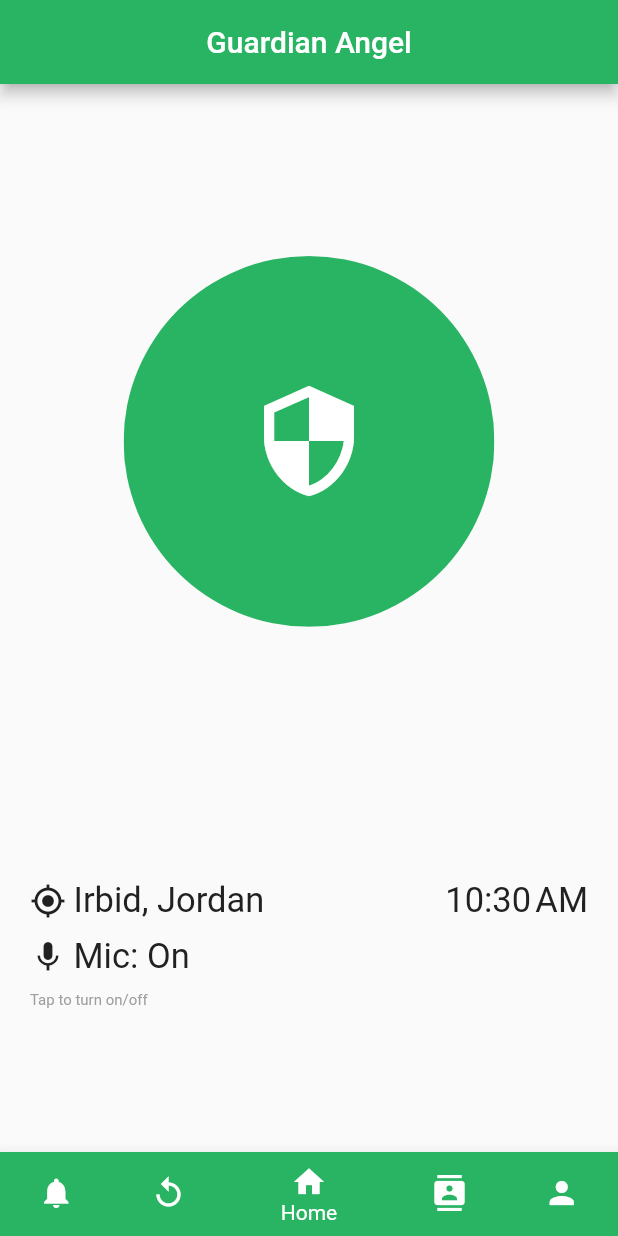
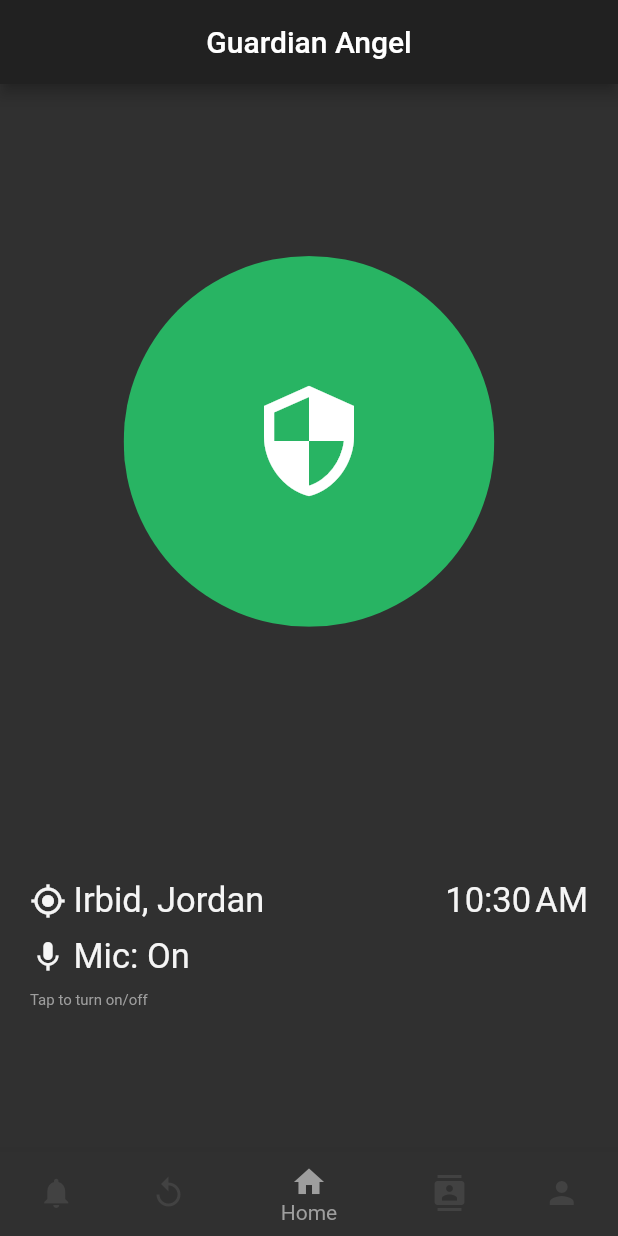
Before and after one commit to AnasMK9/GuardianAngel, a Flutter app: the screen it shows after launch, on a phone screen of 412 x 824 dp. Run offline on Flutter 3.47's test engine with Material 2 defaults, Android fonts, the phone set to English and light mode, and no system bars.

Commit message:
Updated theme

```diff
--- a/lib/Constants.dart
+++ b/lib/Constants.dart
@@ -1,6 +1,8 @@
 import 'package:flutter/material.dart';
-TextStyle kLabelStyle = TextStyle(fontSize: 23, color: Colors.grey[900]);
-TextStyle kInactiveLabelStyle = TextStyle(fontSize: 23, color: Colors.grey[500]);
+TextStyle kLabelStyle = TextStyle(fontSize: 23, color: Colors.grey[100]);
+TextStyle kInactiveLabelStyle = TextStyle(fontSize: 23, color: Colors.grey[800]);
 
 //MaterialColor kMainSafeMColor = Colors.green;
 Color kMainSafeColor = Color(0xFF28B463);
+bool safe = true;
+Color activeColor =kMainSafeColor;
--- a/lib/CustomWidgets.dart
+++ b/lib/CustomWidgets.dart
@@ -33,30 +33,42 @@ class _CustomPageState extends State<CustomPage> {
   }
 }
 
-class ActivateButton extends StatelessWidget {
-  ActivateButton({this.icon});
+class ActivateButton extends StatefulWidget {
+  ActivateButton({this.icon, this.func});
+  final Function func;
 
   final IconData icon;
 
+  @override
+  _ActivateButtonState createState() => _ActivateButtonState();
+}
+
+class _ActivateButtonState extends State<ActivateButton> {
   @override
   Widget build(BuildContext context) {
     return Container(
       margin: EdgeInsets.all(20),
       child: ClipOval(
         child: Material(
-          color: kMainSafeColor, // button color
+          color: safe? kMainSafeColor:Colors.red, // button color
           child: InkWell(
-            splashColor: Colors.red, // inkwell color
+            splashColor: safe ? Colors.red: kMainSafeColor, // inkwell color
 
             child: SizedBox(
                 width: MediaQuery.of(context).size.width * 0.6,
                 height: MediaQuery.of(context).size.width * 0.6,
                 child: Icon(
-                  icon,
+                  safe ? Icons.security : Icons.warning,
                   size: 80,
                   color: Colors.white,
                 )),
-            onTap: () {},
+            onTap: () {
+              setState(() {
+                safe = !safe;
+                activeColor = safe ? kMainSafeColor : Colors.red;
+              });
+
+            },
           ),
         ),
       ),
--- a/lib/History.dart
+++ b/lib/History.dart
@@ -32,7 +32,6 @@ class _SituationCardState extends State<SituationCard> {
                 spreadRadius: 3,
                 blurRadius: 2)
           ]),
-
       padding: EdgeInsets.all(20),
       child: Column(
         crossAxisAlignment: CrossAxisAlignment.stretch,
@@ -74,7 +73,6 @@ class _SituationCardState extends State<SituationCard> {
               Icon(Icons.fast_forward, size: 50)
             ],
           ),
-
         ],
       ),
     );
--- a/lib/homescreen.dart
+++ b/lib/homescreen.dart
@@ -8,8 +8,9 @@ class HomeScreen extends StatefulWidget {
   _HomeScreenState createState() => _HomeScreenState();
 }
 
+bool safe = true;
+
 class _HomeScreenState extends State<HomeScreen> {
-
   bool MIC_ACTIVE = true;
   bool GPS_ACTIVE = true;
   DateTime now = DateTime.now();
@@ -44,8 +45,8 @@ class _HomeScreenState extends State<HomeScreen> {
                   // ),
                   Center(
                       child: ActivateButton(
-                        icon: Icons.security,
-                      )),
+                    icon: Icons.security,
+                  )),
                   Row(
                       crossAxisAlignment: CrossAxisAlignment.start,
                       mainAxisAlignment: MainAxisAlignment.spaceBetween,
@@ -58,7 +59,6 @@ class _HomeScreenState extends State<HomeScreen> {
                                 setState(() {
                                   GPS_ACTIVE = !GPS_ACTIVE;
                                 });
-
                               },
                               child: Row(
                                 children: [
@@ -84,7 +84,7 @@ class _HomeScreenState extends State<HomeScreen> {
                             GestureDetector(
                               onTap: () {
                                 setState(() {
-                                  MIC_ACTIVE= !MIC_ACTIVE;
+                                  MIC_ACTIVE = !MIC_ACTIVE;
                                 });
                               },
                               child: Row(
--- a/lib/main.dart
+++ b/lib/main.dart
@@ -19,16 +19,15 @@ class _MyAppState extends State<MyApp> {
   Widget build(BuildContext context) {
     return MaterialApp(
       title: 'Guardian Angel',
-      theme: ThemeData(
-          //    canvasColor: Colors.white
-          ),
+      theme: ThemeData.dark().copyWith(
+
+      ),
       initialRoute: '/',
       routes: {'/': (context) => Homepage()},
     );
     ;
   }
 }
-
 
 class Homepage extends StatefulWidget {
   @override
@@ -51,14 +50,18 @@ class _HomepageState extends State<Homepage> {
     return Scaffold(
       appBar: AppBar(
         title: Center(child: Text('Guardian Angel')),
-        backgroundColor: kMainSafeColor,
+       // backgroundColor: activeColor,
       ),
       body: SafeArea(child: tabs[currentIndex]),
       bottomNavigationBar: Theme(
-        data: Theme.of(context).copyWith(canvasColor: kMainSafeColor),
+        data: Theme.of(context)
+            .copyWith(
+
+        ),
         child: Container(
           child: BottomNavigationBar(
-            fixedColor: Colors.white,
+            fixedColor: Colors.grey
+            ,
             onTap: (index) {
               setState(() {
                 currentIndex = index;
```
